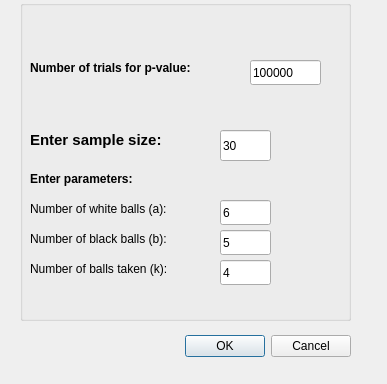
Old version of the form pwindow.ui in the repository lesslyrics/Distribution-modelling-frontend.
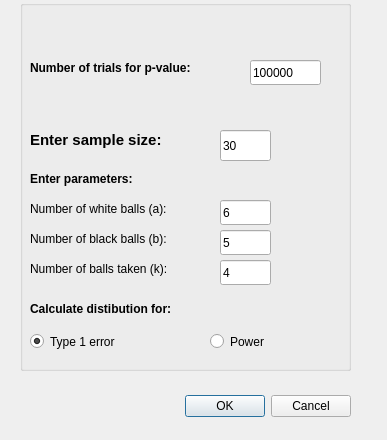
New version of the form.

Commit message: completed functionality for BM, power, type 1 error and dist hist

What changed in the file:
```diff
--- a/pwindow.ui
+++ b/pwindow.ui
@@ -7,7 +7,7 @@
     <x>0</x>
     <y>0</y>
     <width>387</width>
-    <height>384</height>
+    <height>440</height>
    </rect>
   </property>
   <property name="windowTitle">
@@ -17,7 +17,7 @@
    <property name="geometry">
     <rect>
      <x>10</x>
-     <y>330</y>
+     <y>390</y>
      <width>341</width>
      <height>32</height>
     </rect>
@@ -35,7 +35,7 @@
      <x>20</x>
      <y>0</y>
      <width>331</width>
-     <height>321</height>
+     <height>371</height>
     </rect>
    </property>
    <property name="title">
@@ -204,6 +204,54 @@
      <string>Number of trials for p-value: </string>
     </property>
    </widget>
+   <widget class="QLabel" name="label_2">
+    <property name="geometry">
+     <rect>
+      <x>10</x>
+      <y>300</y>
+      <width>191</width>
+      <height>17</height>
+     </rect>
+    </property>
+    <property name="font">
+     <font>
+      <weight>75</weight>
+      <bold>true</bold>
+     </font>
+    </property>
+    <property name="text">
+     <string>Calculate distibution for:</string>
+    </property>
+   </widget>
+   <widget class="QRadioButton" name="radioButtonError">
+    <property name="geometry">
+     <rect>
+      <x>10</x>
+      <y>330</y>
+      <width>112</width>
+      <height>23</height>
+     </rect>
+    </property>
+    <property name="text">
+     <string>Type 1 error</string>
+    </property>
+    <property name="checked">
+     <bool>true</bool>
+    </property>
+   </widget>
+   <widget class="QRadioButton" name="radioButtonPower">
+    <property name="geometry">
+     <rect>
+      <x>190</x>
+      <y>330</y>
+      <width>112</width>
+      <height>23</height>
+     </rect>
+    </property>
+    <property name="text">
+     <string>Power</string>
+    </property>
+   </widget>
   </widget>
  </widget>
  <resources/>
```
The commit also changes 13 other files.
